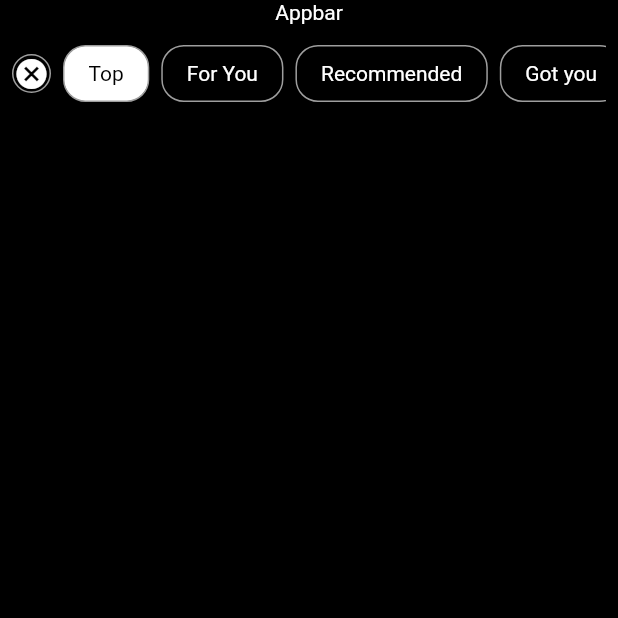
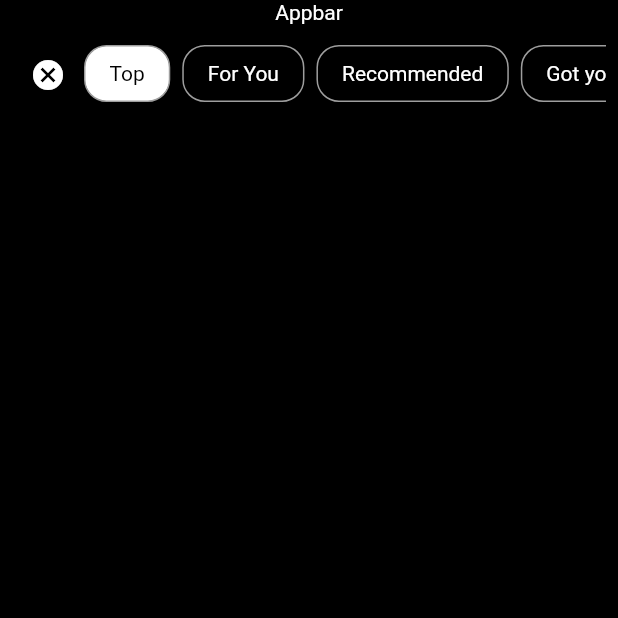
Before and after one commit to kukipratik/sliver_practice, a Flutter app: the screen it shows after launch, after a tap on "Top", on a phone screen of 412 x 824 dp, the top half of it. Run offline on Flutter 3.47's test engine with Material 2 defaults, Android fonts, the phone set to English and light mode, and no system bars.

Commit message:
add function

```diff
--- a/lib/library_page.dart
+++ b/lib/library_page.dart
@@ -102,21 +102,18 @@ class _LibraryPageState extends State<LibraryPage> {
                         child: Row(
                           mainAxisAlignment: MainAxisAlignment.start,
                           children: [
-                            Container(
-                              decoration: BoxDecoration(
-                                color: Colors.black,
-                                borderRadius: BorderRadius.circular(15.0),
-                                border: Border.all(
-                                  color: Colors.grey,
-                                  width: 1.0,
-                                ),
-                              ),
-                              child: const Icon(
-                                Icons.cancel,
-                                color: Colors.white,
-                              ),
-                            ),
-                            const SizedBox(width: 8),
+                            IconButton(
+                                onPressed: () {
+                                  setState(() {
+                                    selectedIndex = -1;
+                                    selectedTags = [];
+                                  });
+                                },
+                                icon: const Icon(
+                                  Icons.cancel,
+                                  color: Colors.white,
+                                )),
+                            // const SizedBox(width: 8),
                             Padding(
                               padding: const EdgeInsets.only(right: 8.0),
                               child: Container(
```
